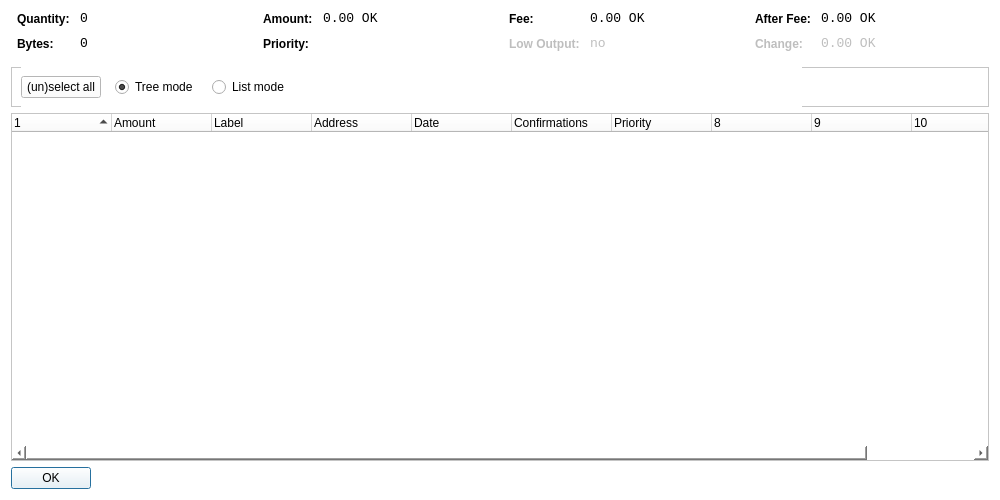
This is src/qt/forms/coincontroldialog.ui in ajeef/Rubix as Qt 5 draws it before an edit. The edited form follows.
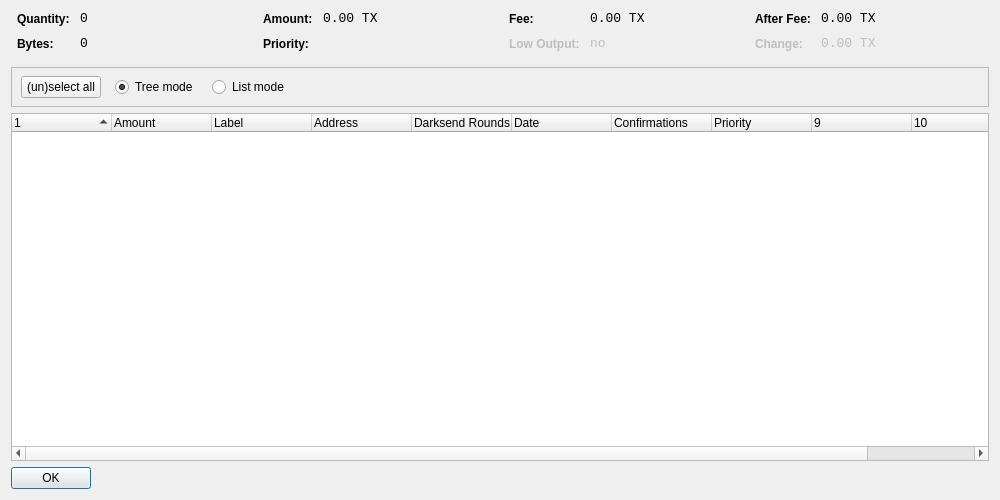
This is the edited form. Custom widgets are drawn as their Qt base class.

Patch:
```diff
--- a/src/qt/forms/coincontroldialog.ui
+++ b/src/qt/forms/coincontroldialog.ui
@@ -13,9 +13,6 @@
   <property name="windowTitle">
    <string>Coin Control</string>
   </property>
-  <property name="styleSheet">
-   <string notr="true">background-color: rgb(255, 255, 255);</string>
-  </property>
   <layout class="QVBoxLayout" name="verticalLayout">
    <item>
     <layout class="QHBoxLayout" name="horizontalLayoutTop" stretch="0,0,0,0">
@@ -144,7 +141,7 @@
           <enum>Qt::ActionsContextMenu</enum>
          </property>
          <property name="text">
-          <string notr="true">0.00 OK</string>
+          <string notr="true">0.00 TX</string>
          </property>
          <property name="textInteractionFlags">
           <set>Qt::LinksAccessibleByMouse|Qt::TextSelectableByKeyboard|Qt::TextSelectableByMouse</set>
@@ -224,7 +221,7 @@
           <enum>Qt::ActionsContextMenu</enum>
          </property>
          <property name="text">
-          <string notr="true">0.00 OK</string>
+          <string notr="true">0.00 TX</string>
          </property>
          <property name="textInteractionFlags">
           <set>Qt::LinksAccessibleByMouse|Qt::TextSelectableByKeyboard|Qt::TextSelectableByMouse</set>
@@ -310,7 +307,7 @@
           <enum>Qt::ActionsContextMenu</enum>
          </property>
          <property name="text">
-          <string notr="true">0.00 OK</string>
+          <string notr="true">0.00 TX</string>
          </property>
          <property name="textInteractionFlags">
           <set>Qt::LinksAccessibleByMouse|Qt::TextSelectableByKeyboard|Qt::TextSelectableByMouse</set>
@@ -348,7 +345,7 @@
           <enum>Qt::ActionsContextMenu</enum>
          </property>
          <property name="text">
-          <string notr="true">0.00 OK</string>
+          <string notr="true">0.00 TX</string>
          </property>
          <property name="textInteractionFlags">
           <set>Qt::LinksAccessibleByMouse|Qt::TextSelectableByKeyboard|Qt::TextSelectableByMouse</set>
@@ -382,7 +379,7 @@
         <height>41</height>
        </rect>
       </property>
-      <layout class="QHBoxLayout" name="horizontalLayoutPanel" stretch="0,0,0,0">
+      <layout class="QHBoxLayout" name="horizontalLayoutPanel" stretch="0,0,0,0,0">
        <property name="spacing">
         <number>14</number>
        </property>
@@ -482,6 +479,11 @@
        <string>Address</string>
       </property>
      </column>
+     <column>
+      <property name="text">
+       <string>Darksend Rounds</string>
+      </property>
+    </column>
      <column>
       <property name="text">
        <string>Date</string>
```
